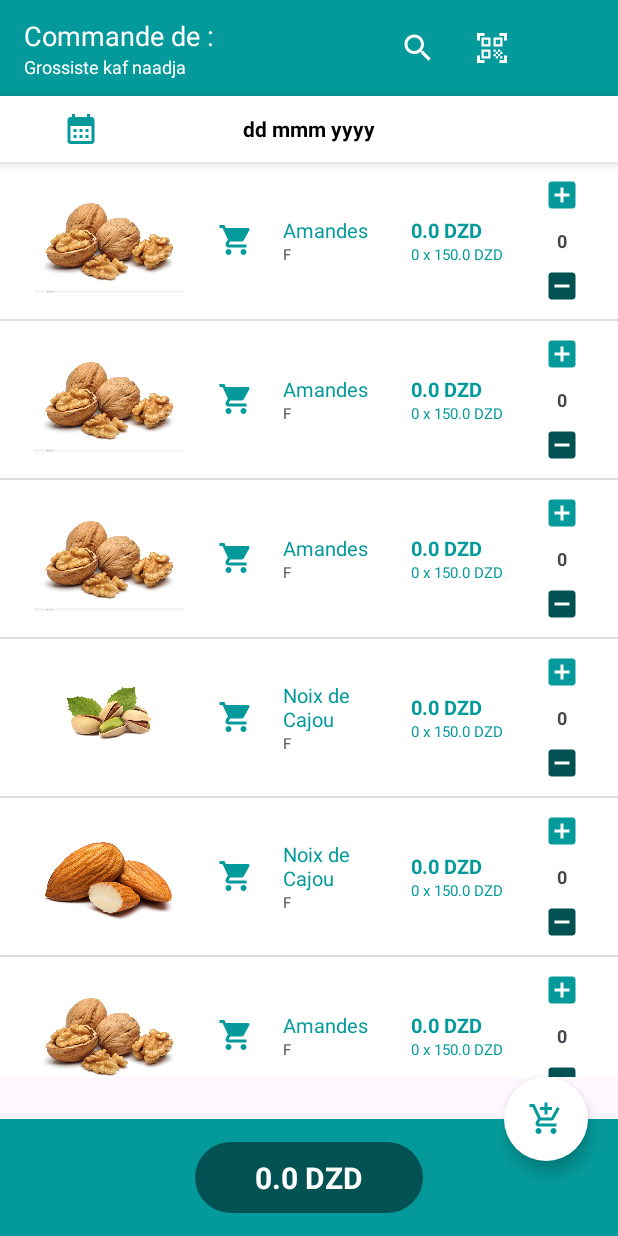
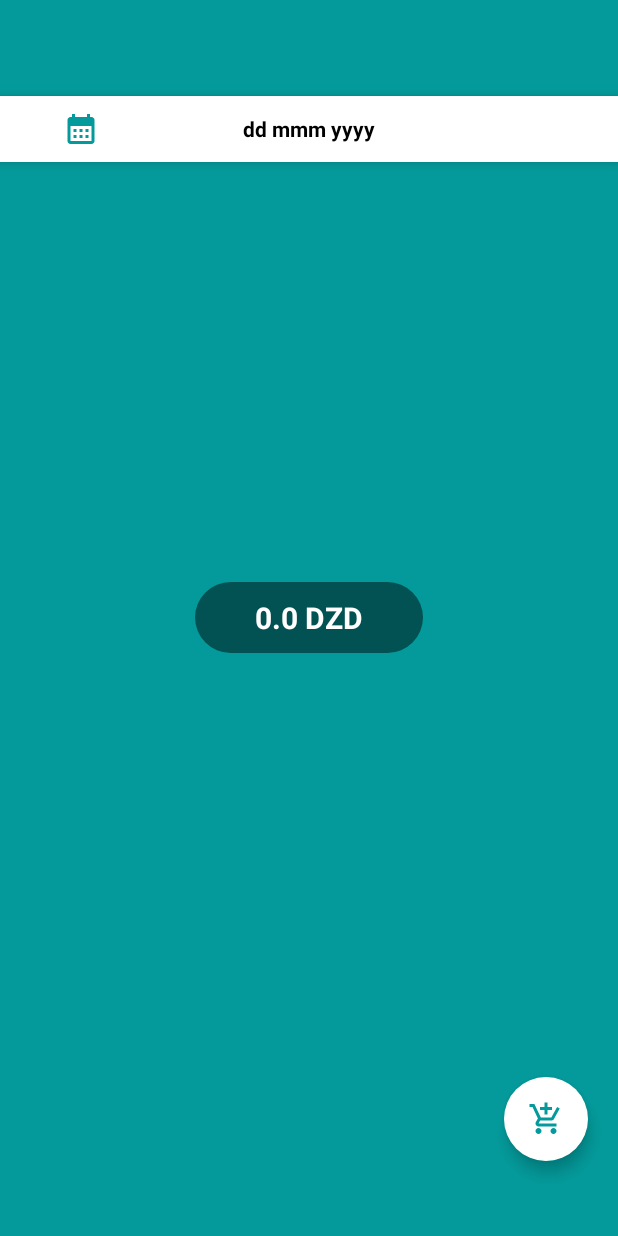
Before and after one commit to MERakram/cdam_front, an Android app: the screen it shows after launch (MainActivity), on a phone screen of 412 x 824 dp. Run offline under Robolectric (Android 15) with nearby library versions, the phone set to English and light mode, and no system bars.

Commit message:
hot fixes

```diff
--- a/app/build.gradle.kts
+++ b/app/build.gradle.kts
@@ -10,7 +10,7 @@ android {
     defaultConfig {
         applicationId = "com.example.tp2"
         minSdk = 24
-        targetSdk = 34
+        targetSdk = 33
         versionCode = 1
         versionName = "1.0"
 
--- a/app/src/main/java/com/example/tp2/MainActivity.java
+++ b/app/src/main/java/com/example/tp2/MainActivity.java
@@ -18,14 +18,8 @@ import java.util.ArrayList;
 import java.util.Locale;
 
 public class MainActivity extends AppCompatActivity {
-    private ListView item;
-    private ImageButton calandar;
-    private TextView txtcalandar;
-    private Toolbar toolbar1;
     public static TextView price_t;
     public static TextView counter;
-    private DatePicker datePicker;
-    private ImageButton calander;
     private boolean date;
     private TextView date_t;
     private LinearLayout date_pl;
@@ -35,7 +29,7 @@ public class MainActivity extends AppCompatActivity {
         super.onCreate(savedInstanceState);
         setContentView(R.layout.activity_main);
 
-        toolbar1 = findViewById(R.id.toolbar);
+        Toolbar toolbar1 = findViewById(R.id.toolbar);
         setSupportActionBar(toolbar1);
 
         price_t = findViewById(R.id.price_t);
@@ -47,7 +41,7 @@ public class MainActivity extends AppCompatActivity {
             toolbar1.setSubtitleTextColor(getResources().getColor(R.color.white));
         }
 
-        item = findViewById(R.id.itemss);
+        ListView item = findViewById(R.id.itemss);
 
         AppCompatDelegate.setDefaultNightMode(AppCompatDelegate.MODE_NIGHT_NO);
         getWindow().addFlags(WindowManager.LayoutParams.FLAG_FULLSCREEN);
@@ -74,8 +68,8 @@ public class MainActivity extends AppCompatActivity {
         counter = findViewById(R.id.counter);
         setCounterVisibility();
 
-        datePicker = findViewById(R.id.datePicker);
-        calander = findViewById(R.id.calander);
+        DatePicker datePicker = findViewById(R.id.datePicker);
+        ImageButton calander = findViewById(R.id.calender);
         date_t = findViewById(R.id.date_t);
         date_pl = findViewById(R.id.date_pl);
 
@@ -97,12 +91,9 @@ public class MainActivity extends AppCompatActivity {
                 datePicker.getYear(),
                 datePicker.getMonth(),
                 datePicker.getDayOfMonth(),
-                new DatePicker.OnDateChangedListener() {
-                    @Override
-                    public void onDateChanged(DatePicker view, int year, int monthOfYear, int dayOfMonth) {
-                        String selectedDate = String.format(Locale.getDefault(), "%02d %s %d", dayOfMonth, getMonthName(monthOfYear), year);
-                        date_t.setText(selectedDate);
-                    }
+                (view, year, monthOfYear, dayOfMonth) -> {
+                    String selectedDate = String.format(Locale.getDefault(), "%02d %s %d", dayOfMonth, getMonthName(monthOfYear), year);
+                    date_t.setText(selectedDate);
                 }
         );
     }
--- a/app/src/main/java/com/example/tp2/productAdapter.java
+++ b/app/src/main/java/com/example/tp2/productAdapter.java
@@ -13,9 +13,6 @@ import android.widget.LinearLayout;
 import android.widget.TextView;
 
 import androidx.annotation.NonNull;
-
-import java.util.ArrayList;
-import java.util.Collections;
 import java.util.List;
 
 public class productAdapter extends ArrayAdapter<Product> {
@@ -26,20 +23,18 @@ public class productAdapter extends ArrayAdapter<Product> {
     private ImageView card_img;
     private TextView card_name;
     private TextView card_category;
-    private ArrayList<Boolean> card_b;
-    private double total = 0;
 
     public productAdapter(@NonNull Context context, Activity activity, int itemResourceId, List<Product> items) {
         super(context, 0, items);
         this.activity = activity;
         this.itemResourceId = itemResourceId;
         this.items = items;
-        this.card_b = new ArrayList<>(Collections.nCopies(items.size(), true));
     }
 
+    @NonNull
     @SuppressLint("SetTextI18n")
     @Override
-    public View getView(int position, View convertView, ViewGroup parent) {
+    public View getView(int position, View convertView, @NonNull ViewGroup parent) {
         View layout;
         if (convertView == null) {
             LayoutInflater inflater = activity.getLayoutInflater();
@@ -103,20 +98,22 @@ public class productAdapter extends ArrayAdapter<Product> {
         });
 
         productImage.setOnClickListener(v -> {
-            card_b.set(position, !card_b.get(position));
             card = layout.findViewById(R.id.card);
             card_img = layout.findViewById(R.id.card_img);
             card_name = layout.findViewById(R.id.card_name);
             card_category = layout.findViewById(R.id.card_category);
 
-            if(!card_b.get(position)) {
+            currentProduct.toggleOpened();
+
+            if(currentProduct.opened()){
+                card.setVisibility(View.GONE);
+            }else {
+                card_img.setImageResource(currentProduct.getImage());
+                card_name.setText(currentProduct.getName());
+                card_category.setText(currentProduct.getCategory());
                 card.setVisibility(View.VISIBLE);
-                card_img.setImageResource(items.get(position).getImage());
-                card_name.setText(items.get(position).getName());
-                card_category.setText(items.get(position).getCategory());
-            }else {
-                card.setVisibility(View.GONE);
             }
+            notifyDataSetChanged();
         });
 
         return layout;
@@ -138,7 +135,7 @@ public class productAdapter extends ArrayAdapter<Product> {
     }
 
     public void getAllTotal() {
-        total=0;
+        double total = 0;
 
         for (Product item : this.items) {
             if (item.selected())
--- a/app/src/main/res/layout/activity_main.xml
+++ b/app/src/main/res/layout/activity_main.xml
@@ -49,13 +49,13 @@
         android:gravity="center_vertical">
 
         <ImageButton
-            android:id="@+id/calander"
+            android:id="@+id/calender"
             android:layout_width="wrap_content"
             android:layout_height="wrap_content"
             android:layout_marginLeft="30dp"
             android:backgroundTint="@android:color/transparent"
             android:onClick="showDatePicker"
-            android:src="@drawable/calander" />
+            android:src="@drawable/calender" />
 
         <TextView
             android:id="@+id/date_t"
@@ -80,7 +80,7 @@
     <LinearLayout
         android:id="@+id/price_l"
         android:layout_width="match_parent"
-        android:layout_height="wrap_content"
+        android:layout_height="match_parent"
         android:layout_alignParentBottom="true"
         android:background="@color/teal"
         android:gravity="center">
--- a/app/src/main/res/layout/item_product.xml
+++ b/app/src/main/res/layout/item_product.xml
@@ -84,7 +84,8 @@
                 android:layout_width="wrap_content"
                 android:layout_height="wrap_content"
                 android:backgroundTint="@color/white"
-                android:src="@drawable/add" />
+                android:src="@drawable/add"
+                android:importantForAccessibility="no" />
 
             <TextView
                 android:id="@+id/quantity"
@@ -98,7 +99,8 @@
                 android:layout_width="wrap_content"
                 android:layout_height="wrap_content"
                 android:backgroundTint="@color/white"
-                android:src="@drawable/mince" />
+                android:src="@drawable/mince"
+                android:importantForAccessibility="no" />
 
         </LinearLayout>
 
```
Also changed, not shown: app/src/main/res/drawable/calender.xml (renamed from app/src/main/res/drawable/calander.xml).
